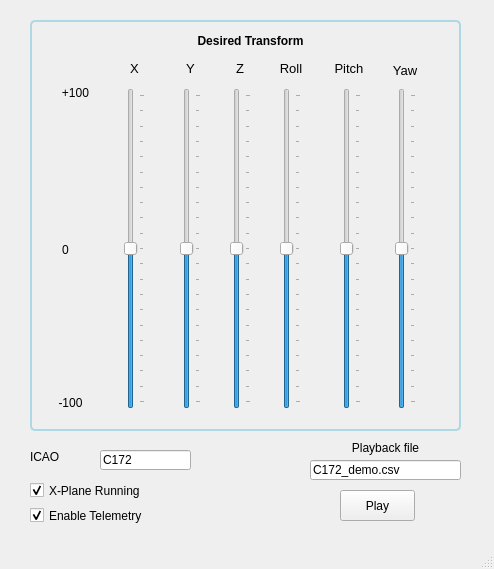
Above: dummy_xplane/dummy_xplane.ui from robodude0395/SimOpConsoleV2 before the change. Below: the same form after it.
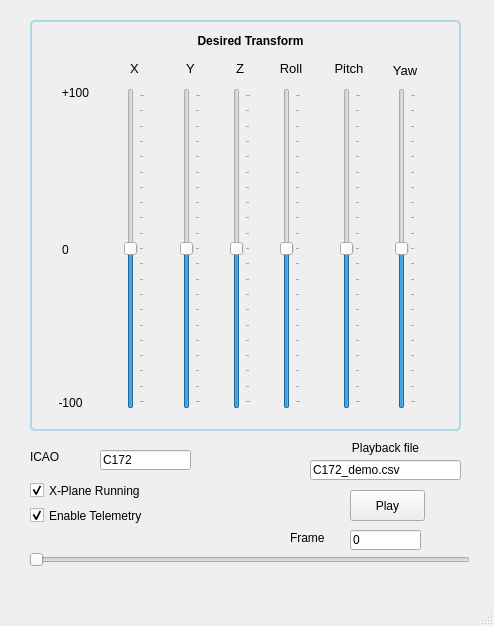
That is the form after the change.

Commit message: Added slider to show replay progress.  Current frame being replayed can be set by moving slider.

What changed in the file:
```diff
--- a/dummy_xplane/dummy_xplane.ui
+++ b/dummy_xplane/dummy_xplane.ui
@@ -7,7 +7,7 @@
     <x>0</x>
     <y>0</y>
     <width>494</width>
-    <height>569</height>
+    <height>626</height>
    </rect>
   </property>
   <property name="windowTitle">
@@ -483,7 +483,7 @@
    <widget class="QPushButton" name="btn_playback">
     <property name="geometry">
      <rect>
-      <x>340</x>
+      <x>350</x>
       <y>490</y>
       <width>75</width>
       <height>31</height>
@@ -493,6 +493,48 @@
      <string>Play</string>
     </property>
    </widget>
+   <widget class="QSlider" name="sld_record">
+    <property name="geometry">
+     <rect>
+      <x>29</x>
+      <y>550</y>
+      <width>441</width>
+      <height>20</height>
+     </rect>
+    </property>
+    <property name="maximum">
+     <number>10000</number>
+    </property>
+    <property name="orientation">
+     <enum>Qt::Horizontal</enum>
+    </property>
+   </widget>
+   <widget class="QLineEdit" name="txt_recno">
+    <property name="geometry">
+     <rect>
+      <x>350</x>
+      <y>530</y>
+      <width>71</width>
+      <height>20</height>
+     </rect>
+    </property>
+    <property name="text">
+     <string>0</string>
+    </property>
+   </widget>
+   <widget class="QLabel" name="label_13">
+    <property name="geometry">
+     <rect>
+      <x>290</x>
+      <y>530</y>
+      <width>51</width>
+      <height>16</height>
+     </rect>
+    </property>
+    <property name="text">
+     <string>Frame</string>
+    </property>
+   </widget>
   </widget>
   <widget class="QMenuBar" name="menubar">
    <property name="geometry">
```
The commit also changes 1 other file.
